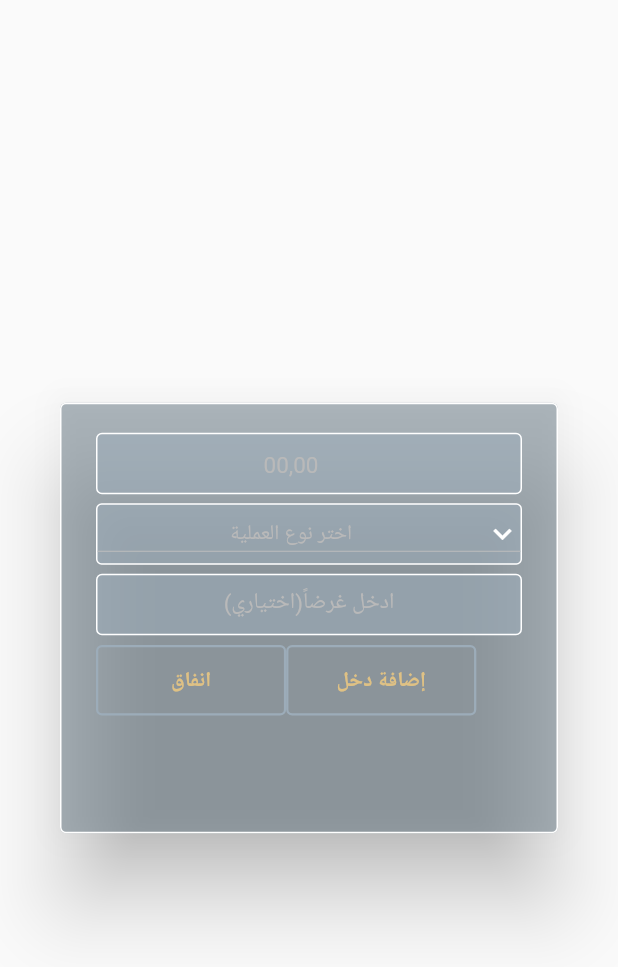
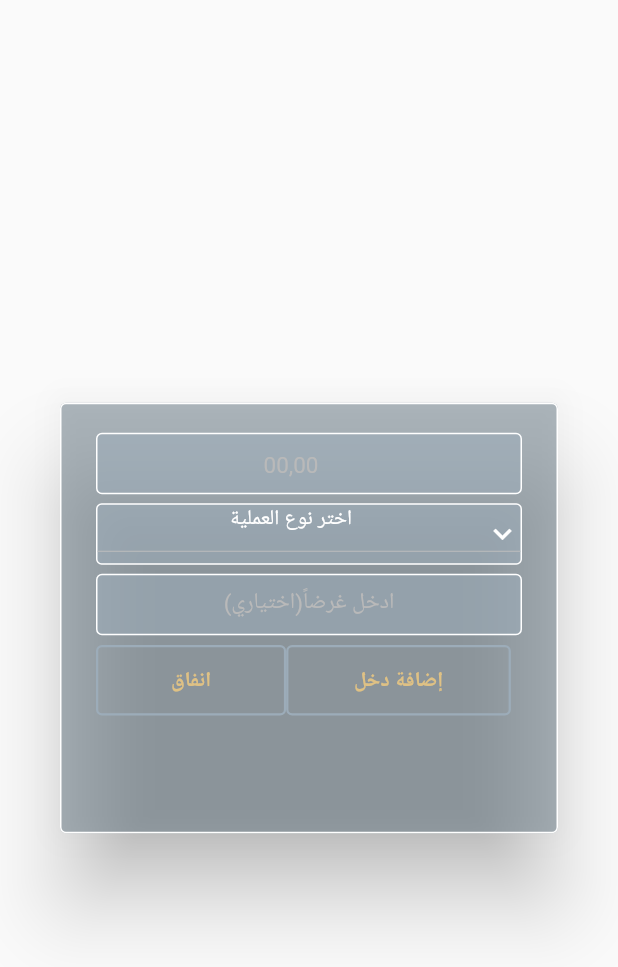
Before and after one commit to SmahBamomen/MoneyManager, a Flutter app: the AddExpense widget shown alone on an empty page, opened directly, on a phone screen of 412 x 824 dp. Shown: the top 967 px of the screen. Run offline on Flutter 3.47's test engine with Material 2 defaults, Android fonts, the phone set to English and light mode, and no system bars; our stand-ins replace cloud_firestore, firebase_auth, firebase_core, flutter_svg, get; missing offline and left inert: dart:ffi, mrx_charts; accounts and stored records are empty; network calls fail.

Commit message:
size CustomBotton

```diff
--- a/lib/screens/add_expense.dart
+++ b/lib/screens/add_expense.dart
@@ -78,8 +78,9 @@ class _AddExpenseState extends State<AddExpense> {
                   },
                 ),
                 CustomButton(
-                  width: MediaQuery.of(context).size.width / 3.25,
+                  width: MediaQuery.of(context).size.width / 2.75,
                   text: 'إضافة دخل',
+
                   // color: Colors.white,
                   color: Colors.transparent,
                   textColor: CustomColors.colorYellow,
--- a/lib/screens/drobDown.dart
+++ b/lib/screens/drobDown.dart
@@ -30,7 +30,6 @@ class _DropdownState extends State<Dropdown> {
       decoration: BoxDecoration(
           border: Border.all(color: Colors.white),
           color: CustomColors.colorTextGrey.withOpacity(0.55),
-          // borderRadius: BorderRadius.all(),
           borderRadius: BorderRadius.all(Radius.circular(3.75))),
       width: 363,
       height: 41,
@@ -38,6 +37,7 @@ class _DropdownState extends State<Dropdown> {
         isExpanded: true,
         value: dropdownValue,
         borderRadius: BorderRadius.all(Radius.circular(3.75)),
+
         dropdownColor: CustomColors.colorTextGrey.withOpacity(0.55),
 
         //لون القائمه حقت الدروب داون
@@ -46,7 +46,7 @@ class _DropdownState extends State<Dropdown> {
           color: Colors.white,
         ),
         elevation: 16,
-        style: const TextStyle(color: CustomColors.colorHintGrey),
+        style: const TextStyle(color: CustomColors.colorWhite),
         //لون خط الدروب داون
         onChanged: (String? value) {
           // This is called when the user selects an item.
@@ -58,7 +58,11 @@ class _DropdownState extends State<Dropdown> {
           return DropdownMenuItem<String>(
             alignment: AlignmentDirectional.center,
             value: value,
-            child: Text(value),
+            child: Column(
+              children: [
+                Text(value),
+              ],
+            ),
           );
         }).toList(),
       ),
```
